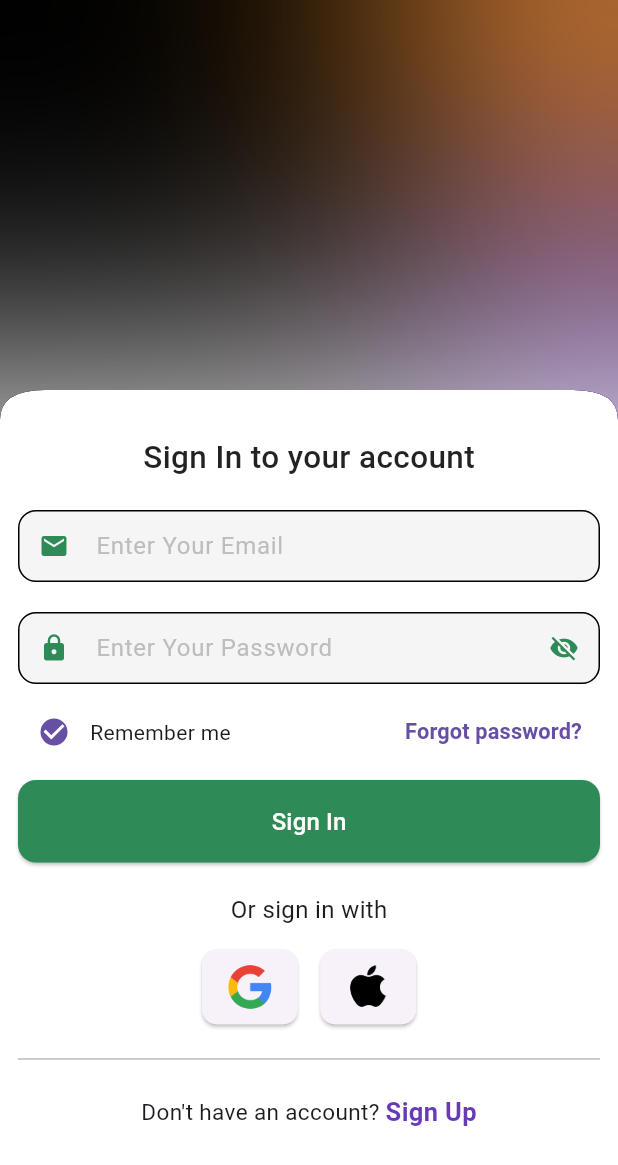
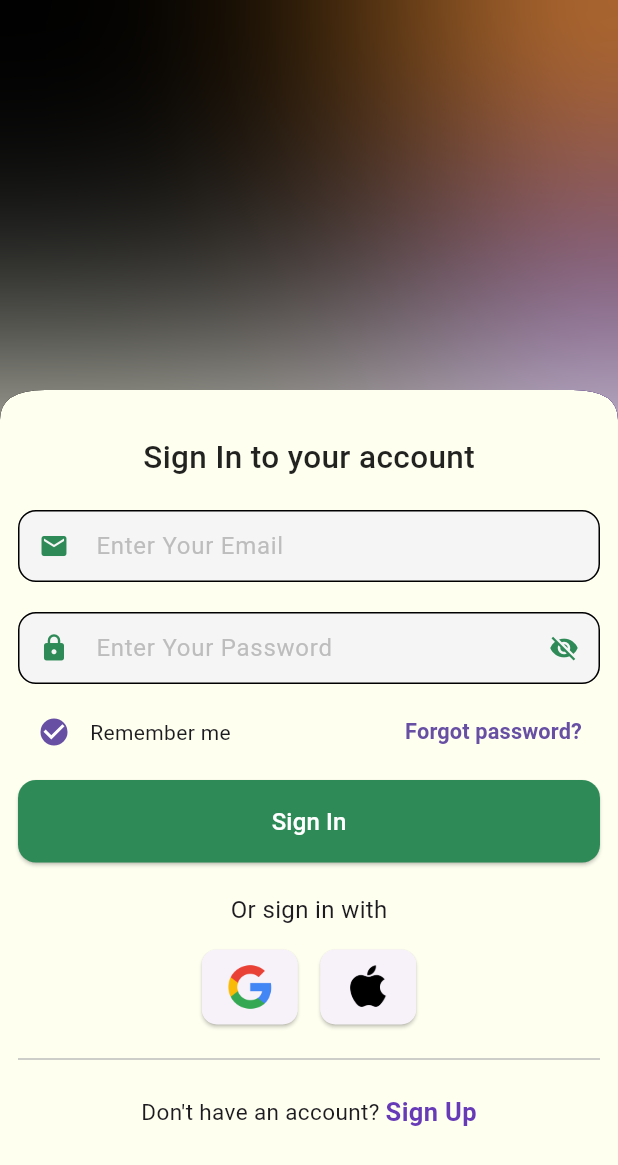
Before and after one commit to BigSteveAbdulmex/Planova, a Flutter app: the LoginPage screen opened directly, on a phone screen of 412 x 824 dp. Shown: the top 1165 px of the screen. Run offline on Flutter 3.47's test engine with Material 3 defaults, Android fonts, the phone set to English and light mode, and no system bars; our stand-ins replace firebase_core, google_fonts; accounts and stored records are empty.

Commit message:
Still editing the login screen

```diff
--- a/lib/features/authentication/pages/login_page.dart
+++ b/lib/features/authentication/pages/login_page.dart
@@ -14,7 +14,7 @@ class _LoginPageState extends State<LoginPage> {
   @override
   Widget build(BuildContext context) {
     return Scaffold(
-      backgroundColor: Colors.white,
+      backgroundColor: Color(0xFFFFFFF0),
       body: SingleChildScrollView(
         child: Column(
           children: [
```
